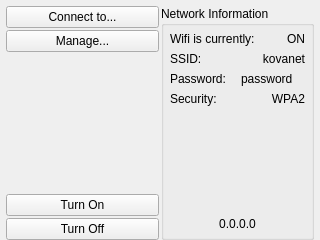
Qt form ui/NetworkSettingsWidget.ui (kipr/botui) before a commit.
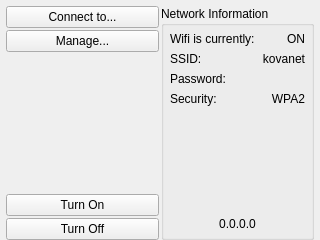
The same form after that commit. Icons and pictures are not drawn.

Commit message: set network password to right-aligned

```diff
--- a/ui/NetworkSettingsWidget.ui
+++ b/ui/NetworkSettingsWidget.ui
@@ -170,7 +170,10 @@
           <item>
            <widget class="QLabel" name="password">
             <property name="text">
-             <string>password</string>
+             <string/>
+            </property>
+            <property name="alignment">
+             <set>Qt::AlignRight|Qt::AlignTrailing|Qt::AlignVCenter</set>
             </property>
            </widget>
           </item>
```
